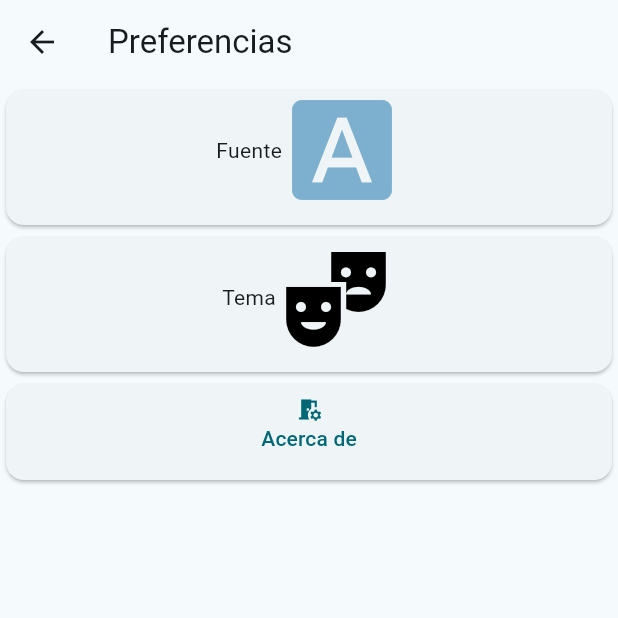
After one commit to ThePanes/EduFam, a Flutter app: the Config screen opened directly, after a tap on "Preferencias", on a phone screen of 412 x 824 dp, the top half of it. The commit adds this screen. Run offline on Flutter 3.47's test engine with Material 3 defaults, Android fonts, the light colour scheme and no system bars; our stand-ins replace animated_splash_screen, flutter_svg, logger, table_calendar; Roboto replaces fonts that are missing (Arial).

Commit message:
miniprogreso
progreso menor

```diff
--- a/lib/pages/config.dart
+++ b/lib/pages/config.dart
@@ -1,3 +1,4 @@
+import 'package:aplication_laboratorio/pages/preferencias.dart';
 import 'package:flutter/material.dart';
 
 class Config extends StatefulWidget {
@@ -24,30 +25,19 @@ class _ConfigState extends State<Config> {
                     OverflowBar(
                       alignment: MainAxisAlignment.center,
                       children: [
-                          Text("Fuente",),
-                          const Icon(
-                            Icons.font_download,
-                            size: 80,
-                            color: Color.fromARGB(255, 125, 176, 206),
-                          ),
+                        TextButton(
+                          onPressed: () {
+                            Navigator.push(
+                              context,
+                              MaterialPageRoute(builder: (context) => const Preferencias()),
+                            );
+                          },
+                          child: Column(
+                            children: [
+                              const Icon(Icons.room_preferences),
+                              const Text('Preferencias'),
                             ],
                           ),
-                      const SizedBox(height: 10),
-                    ],
-                  ),
-                ),
-                Card(
-                  child: Column(
-                    mainAxisAlignment: MainAxisAlignment.center, // Centra verticalmente
-                    children: <Widget>[
-                      OverflowBar(
-                        alignment: MainAxisAlignment.center,
-                        children: [
-                          Text("Tema",),
-                          const Icon(
-                            Icons.theater_comedy,
-                            size: 80,
-                            color: Color.fromARGB(255, 0, 0, 0),
                         ),
                       ],
                     ),
--- /dev/null
+++ b/lib/pages/preferencias.dart
@@ -0,0 +1,113 @@
+import 'package:flutter/material.dart';
+
+class Preferencias extends StatefulWidget {
+  const Preferencias({super.key});
+
+  @override
+  State<Preferencias> createState() => _PreferenciasState();
+}
+
+class _PreferenciasState extends State<Preferencias> {
+  @override
+  Widget build(BuildContext context) {
+    return Scaffold(
+      appBar: AppBar(title: const Text('Preferencias')),
+      body: Column(
+        children: <Widget>[
+          Card(
+                  child: Column(
+                    mainAxisAlignment: MainAxisAlignment.center, // Centra verticalmente
+                    children: <Widget>[
+                      OverflowBar(
+                        alignment: MainAxisAlignment.center,
+                        children: [
+                          Text("Fuente",),
+                          const Icon(
+                            Icons.font_download,
+                            size: 80,
+                            color: Color.fromARGB(255, 125, 176, 206),
+                          ),
+                        ],
+                      ),
+                      const SizedBox(height: 10),
+                    ],
+                  ),
+                ),
+                Card(
+                  child: Column(
+                    mainAxisAlignment: MainAxisAlignment.center, // Centra verticalmente
+                    children: <Widget>[
+                      OverflowBar(
+                        alignment: MainAxisAlignment.center,
+                        children: [
+                          Text("Tema",),
+                          const Icon(
+                            Icons.theater_comedy,
+                            size: 80,
+                            color: Color.fromARGB(255, 0, 0, 0),
+                          ),
+                        ],
+                      ),
+                      const SizedBox(height: 10),
+                    ],
+                  ),
+                ),
+                Card(
+                child: Column(
+                  mainAxisAlignment: MainAxisAlignment.center, // Centra verticalmente
+                  children: <Widget>[
+                    OverflowBar(
+                      alignment: MainAxisAlignment.center,
+                      children: [
+                        TextButton(
+                          onPressed: () {
+                            Navigator.push(
+                              context,
+                              MaterialPageRoute(builder: (context) => const AcercaDe()),
+                            );
+                          },
+                          child: Column(
+                            children: [
+                              const Icon(Icons.room_preferences),
+                              const Text('Acerca de'),
+                            ],
+                          ),
+                        ),
+                      ],
+                    ),
+                    const SizedBox(height: 10),
+                  ],
+                ),
+              ),
+          const SizedBox(height: 50),
+        ],
+      ),
+    );
+  }
+}
+class AcercaDe extends StatefulWidget {
+  const AcercaDe({super.key});
+
+  @override
+  State<AcercaDe> createState() => _AcercaDeState();
+}
+class _AcercaDeState extends State<AcercaDe> {
+  @override
+  Widget build(BuildContext context) {
+    return Scaffold(
+      appBar: AppBar(title: const Text('Acerca de')),
+      body: Column(
+        mainAxisAlignment: MainAxisAlignment.start,
+        children: <Widget>[
+
+        ]
+      ),
+    );
+  }
+}
+class Languaje extends StatefulWidget {
+  const Languaje({super.key});
+
+  @override
+  _AcercaDeState createState() => _AcercaDeState();
+}
```
Also changed, not shown: lib/pages/home_title.dart (line endings or trailing spaces). Lines whose indentation alone changed are shown as unchanged.
